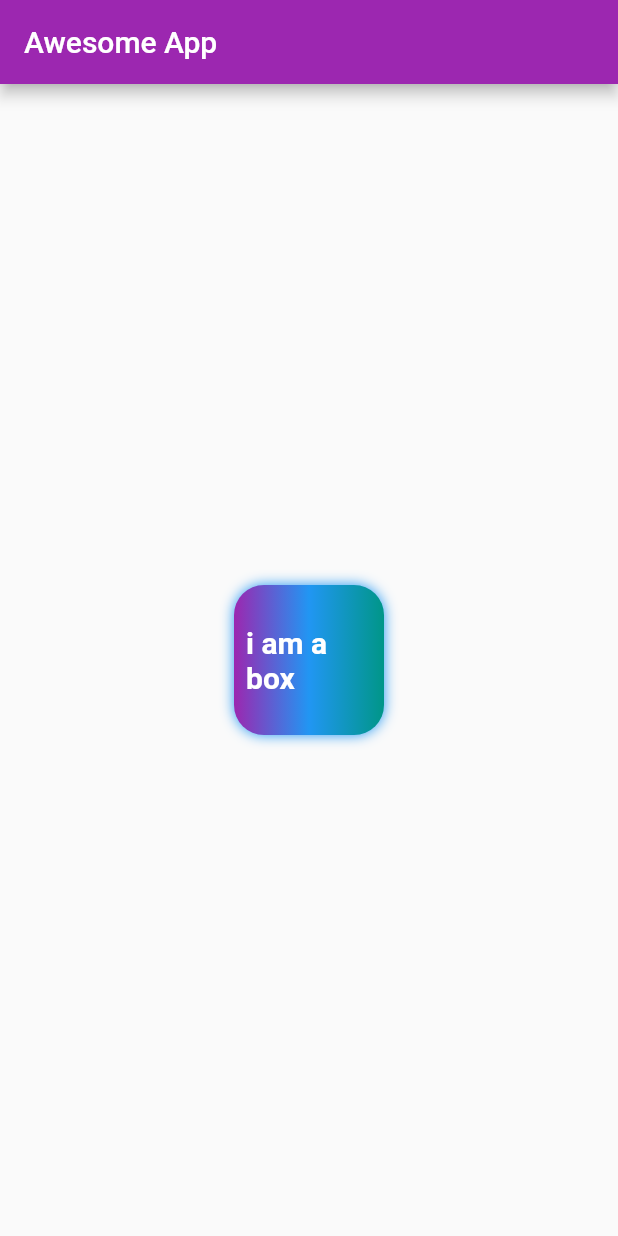
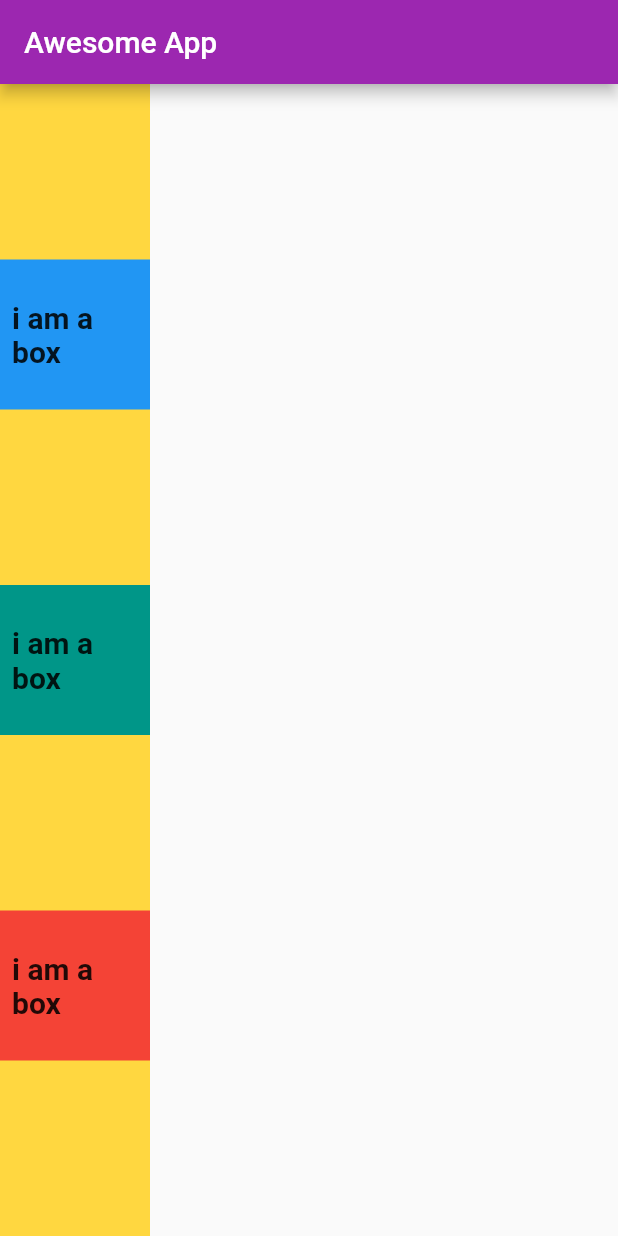
Before and after one commit to SparrowPaul/awesome_app, a Flutter app: the screen it shows after launch, on a phone screen of 412 x 824 dp. Run offline on Flutter 3.47's test engine with Material 2 defaults, Android fonts, the phone set to English and light mode, and no system bars.

Commit message:
row and column

```diff
--- a/lib/main.dart
+++ b/lib/main.dart
@@ -18,34 +18,59 @@ class HomePage extends StatelessWidget {
       appBar: AppBar(
         title: Text("Awesome App"),
       ),
-      body: Center(
-        child: Container(
+      body: Container(
+        color: Colors.amberAccent,
+        child: Column(
+          mainAxisAlignment: MainAxisAlignment.spaceEvenly,
+          //crossAxisAlignment: CrossAxisAlignment.stretch,
+          children: <Widget>[
+            Container(
               padding: const EdgeInsets.all(8),
               alignment: Alignment.center,
-          decoration: BoxDecoration(
-              color: Colors.red,
-              borderRadius: BorderRadius.circular(20),
-              gradient: LinearGradient(colors: [
-                Colors.purple,
-                Colors.blue,
-                Colors.teal,
-              ]),
-              boxShadow: [
-                BoxShadow(
               color: Colors.blue,
-                  blurRadius: 7,
-                )
-              ]),
               width: 100,
               height: 100,
-          child: Text("i am a box", style: TextStyle(
+              child: Text(
+                "i am a box",
+                style: TextStyle(
                   fontSize: 20,
-            color: Colors.white,
                   textBaseline: TextBaseline.alphabetic,
                   fontWeight: FontWeight.bold,
                 ),
               ),
             ),
+            Container(
+              padding: const EdgeInsets.all(8),
+              alignment: Alignment.center,
+              width: 100,
+              color: Colors.teal,
+              height: 100,
+              child: Text(
+                "i am a box",
+                style: TextStyle(
+                  fontSize: 20,
+                  textBaseline: TextBaseline.alphabetic,
+                  fontWeight: FontWeight.bold,
+                ),
+              ),
+            ),
+            Container(
+              padding: const EdgeInsets.all(8),
+              alignment: Alignment.center,
+              color: Colors.red,
+              width: 100,
+              height: 100,
+              child: Text(
+                "i am a box",
+                style: TextStyle(
+                  fontSize: 20,
+                  textBaseline: TextBaseline.alphabetic,
+                  fontWeight: FontWeight.bold,
+                ),
+              ),
+            ),
+          ],
+        ),
       ),
     );
   }
```
Lines whose indentation alone changed are shown as unchanged.
